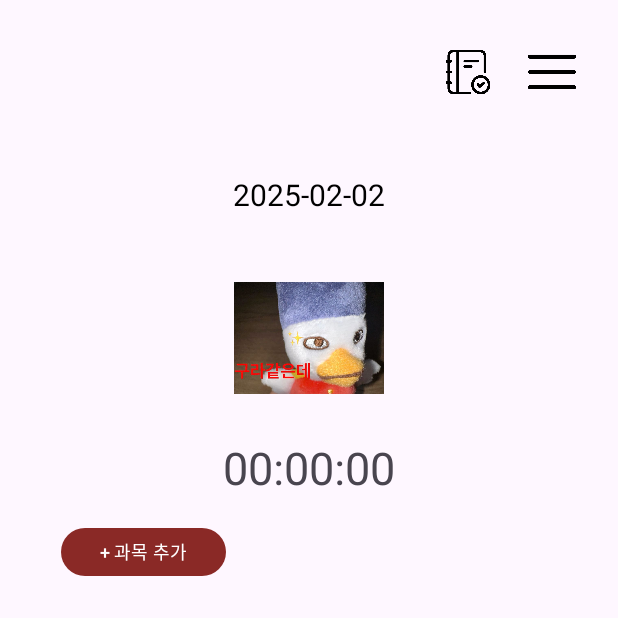
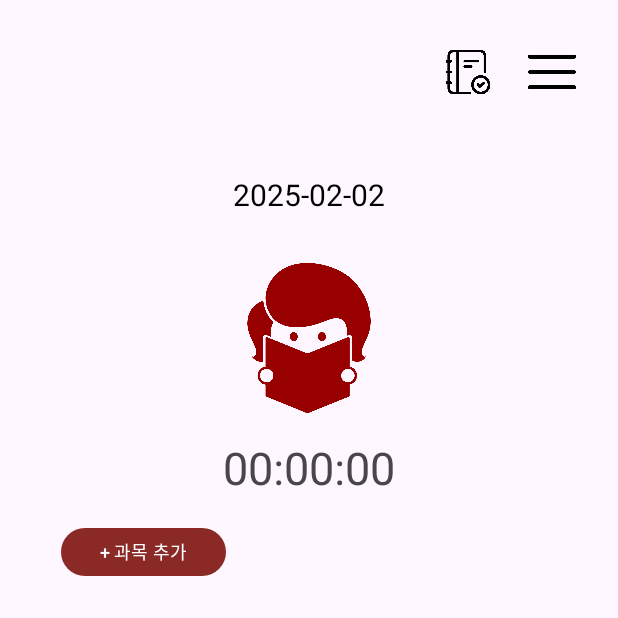
Before and after one commit to jeongjihyunn/StudywithSWU, an Android app: the MainScreen screen opened directly, with no data from a screen before it, on a phone screen of 412 x 824 dp, the top half of it. Run offline under Robolectric (Android 15) with nearby library versions, the phone set to English and light mode, and no system bars; our stand-ins replace Firebase (no records; nobody signed in at launch, a user with empty details on screens opened directly); libraries missing offline, so code that uses them is left out: io.grpc.

Commit message:
이미지 변경

```diff
--- a/app/src/main/res/layout/activity_main_screen.xml
+++ b/app/src/main/res/layout/activity_main_screen.xml
@@ -10,7 +10,7 @@
     android:padding="16dp"
     tools:context=".MainScreen">
 
-    <!-- 🔥 고정된 툴바 -->
+    <!-- 고정된 툴바 -->
     <androidx.appcompat.widget.Toolbar
         android:id="@+id/toolbar"
         android:layout_width="match_parent"
@@ -21,7 +21,8 @@
         app:title=""
         app:titleTextColor="@android:color/black"/>
 
-    <!-- 🔥 ScrollView 추가 -->
+
+    <!-- ScrollView 추가 -->
     <ScrollView
         android:layout_width="match_parent"
         android:layout_height="match_parent"
@@ -57,7 +58,7 @@
                     android:layout_height="100dp"
                     android:layout_marginTop="16dp"
                     android:contentDescription="이미지 설명"
-                    android:src="@drawable/a"/>
+                    android:src="@drawable/char_original"/>
 
                 <TextView
                     android:id="@+id/totalTimerTextView"
```
Also changed, not shown: app/src/main/java/com/example/studywithswu/MainScreen.kt (+13 -9 lines), app/src/main/res/drawable/char_12.png (added), app/src/main/res/drawable/char_16.png (added), app/src/main/res/drawable/char_20.png (added), app/src/main/res/drawable/char_24.png (added), app/src/main/res/drawable/char_4.png (added), app/src/main/res/drawable/char_8.png (added), app/src/main/res/drawable/char_original.png (added).
